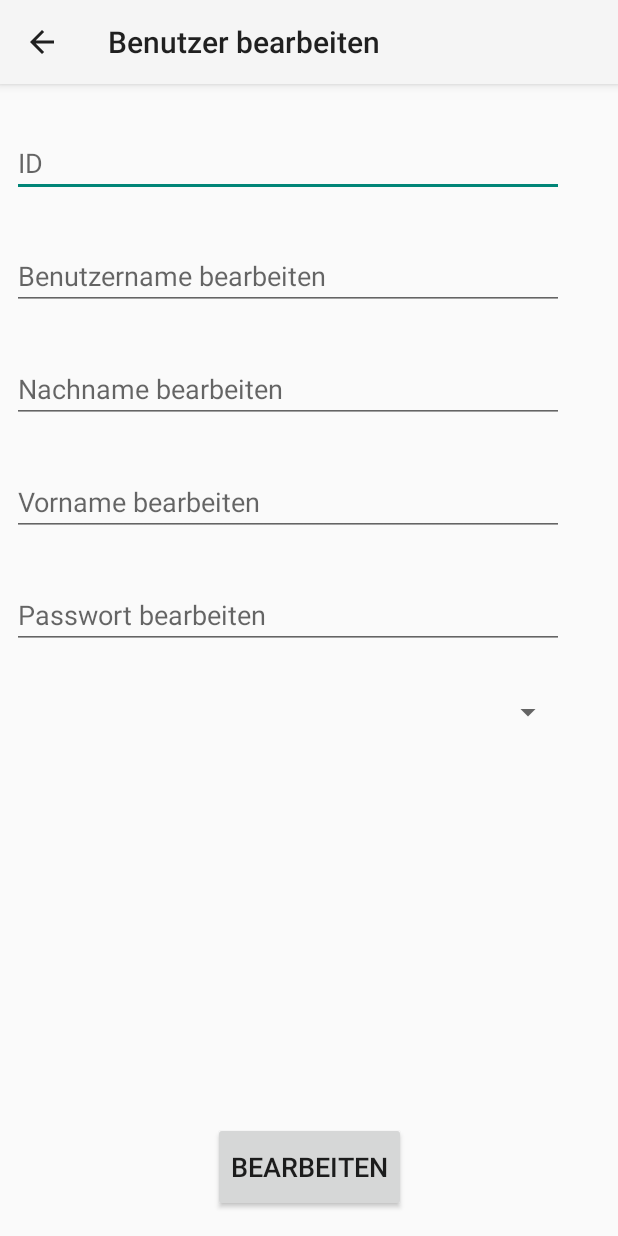
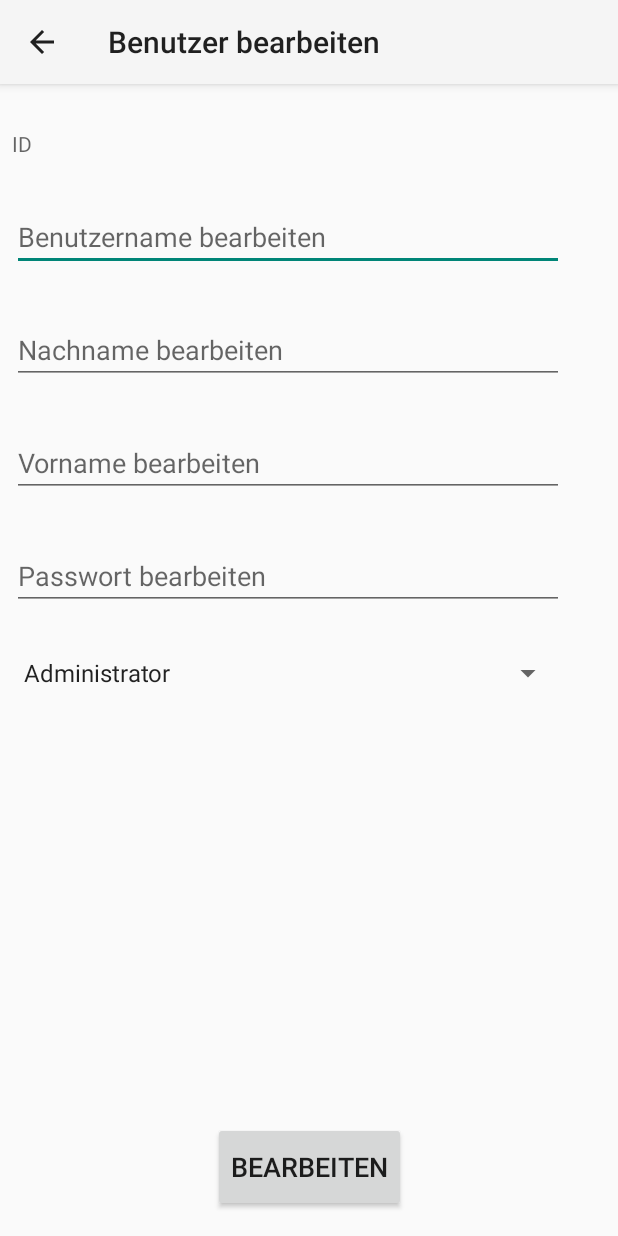
Before and after one commit to ftrauner/Ultiport, an Android app: the EditUserActivity screen opened directly, with no data from a screen before it, on a phone screen of 412 x 824 dp. Run offline under Robolectric (Android 15) with nearby library versions, the phone set to English and light mode, and no system bars; network calls fail.

Commit message:
bless this message jesus

```diff
--- a/app/src/main/java/spengergasse/at/ultiport/AdministrationActivity.java
+++ b/app/src/main/java/spengergasse/at/ultiport/AdministrationActivity.java
@@ -88,6 +88,7 @@ public class AdministrationActivity extends AppCompatActivity {
                         switch (menuItem.getItemId()){
                             case R.id.item_edit_user: {
                                 Intent intent = new Intent(AdministrationActivity.this, EditUserActivity.class);
+                                String hi = userList.get(position).getId();
                                 intent.putExtra("selectedID",userList.get(position).getId());
                                 startActivity(intent);
                                 break;
@@ -98,6 +99,7 @@ public class AdministrationActivity extends AppCompatActivity {
                                         .setPositiveButton(android.R.string.yes, new DialogInterface.OnClickListener() {
                                             public void onClick(DialogInterface dialog, int which) {
                                                 BackGround b = new BackGround();
+                                                String hi = userList.get(position).getId();
                                                 b.execute(userList.get(position).getId());
                                             }
 
--- a/app/src/main/java/spengergasse/at/ultiport/EditUserActivity.java
+++ b/app/src/main/java/spengergasse/at/ultiport/EditUserActivity.java
@@ -12,6 +12,7 @@ import android.view.View;
 import android.widget.ArrayAdapter;
 import android.widget.EditText;
 import android.widget.Spinner;
+import android.widget.TextView;
 import android.widget.Toast;
 
 import java.io.IOException;
@@ -30,10 +31,11 @@ import spengergasse.at.ultiport.service.UserWebService;
 public class EditUserActivity extends AppCompatActivity {
 
     User user;
-    EditText  id, name, password, vorname, benutzername;
+    EditText  name, password, vorname, benutzername;
+    TextView id;
     Spinner gruppe;
     String Id,Name, Password, Vorname, Benutzername, Gruppe;
-    int userID;
+    String userID;
     Context ctx=this;
 
     @Override
@@ -42,7 +44,7 @@ public class EditUserActivity extends AppCompatActivity {
         setContentView(R.layout.activity_edit_user);
 
         Intent intent = getIntent();
-        userID = intent.getIntExtra("selectedID",0);
+        userID =  intent.getStringExtra("selectedID");
 
         Toolbar deleteUserToolbar = findViewById(R.id.edit_user_toolbar);
         setSupportActionBar(deleteUserToolbar);
@@ -50,12 +52,12 @@ public class EditUserActivity extends AppCompatActivity {
             getSupportActionBar().setDisplayHomeAsUpEnabled(true);
         }
 
-        //Spinner spinner = findViewById(R.id.edit_benutzer_gruppe);
+        Spinner spinner = findViewById(R.id.edit_benutzer_gruppe);
 
         ArrayAdapter<CharSequence> adapter = ArrayAdapter.createFromResource(this,
                 R.array.numbers, android.R.layout.simple_spinner_item);
         adapter.setDropDownViewResource(android.R.layout.simple_spinner_dropdown_item);
-        //spinner.setAdapter(adapter);
+        spinner.setAdapter(adapter);
 
 
         id = findViewById(R.id.edit_benutzer_id);
@@ -113,8 +115,10 @@ public class EditUserActivity extends AppCompatActivity {
             name.setText(user.getNachname());
             vorname.setText(user.getVorname());
             benutzername.setText(user.getUsername());
+
             password.setText(user.getPasswort());
-            switch (user.getGruppe()){
+
+            switch ((user.getGruppe())){
                 case "1":{
                     gruppe.setSelection(0);
                     break;
--- a/app/src/main/java/spengergasse/at/ultiport/service/UserWebService.java
+++ b/app/src/main/java/spengergasse/at/ultiport/service/UserWebService.java
@@ -25,5 +25,5 @@ public interface UserWebService {
             .build();
 
     @GET(USER_GET)
-    Call<User> user(@Query("id") int id);
+    Call<User> user(@Query("id") String id);
 }
--- a/app/src/main/res/layout/activity_edit_user.xml
+++ b/app/src/main/res/layout/activity_edit_user.xml
@@ -16,9 +16,10 @@
         android:elevation="4dp"
         android:theme="@style/ThemeOverlay.AppCompat.ActionBar"
         app:popupTheme="@style/ThemeOverlay.AppCompat.Light"
-        tools:targetApi="lollipop" />
+        tools:targetApi="lollipop"
+        tools:ignore="MissingConstraints" />
 
-    <EditText
+    <TextView
         android:id="@+id/edit_benutzer_id"
         android:layout_width="368dp"
         android:layout_height="wrap_content"
```
